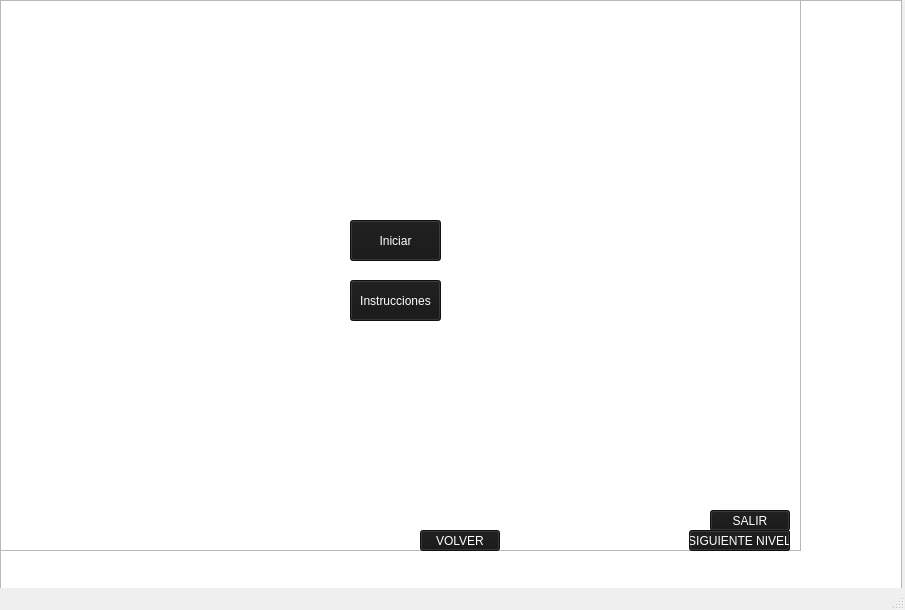
Old version of the form Save_the_world_final/nivel2.ui in the repository angeelorenaoc/Proyecto_final.
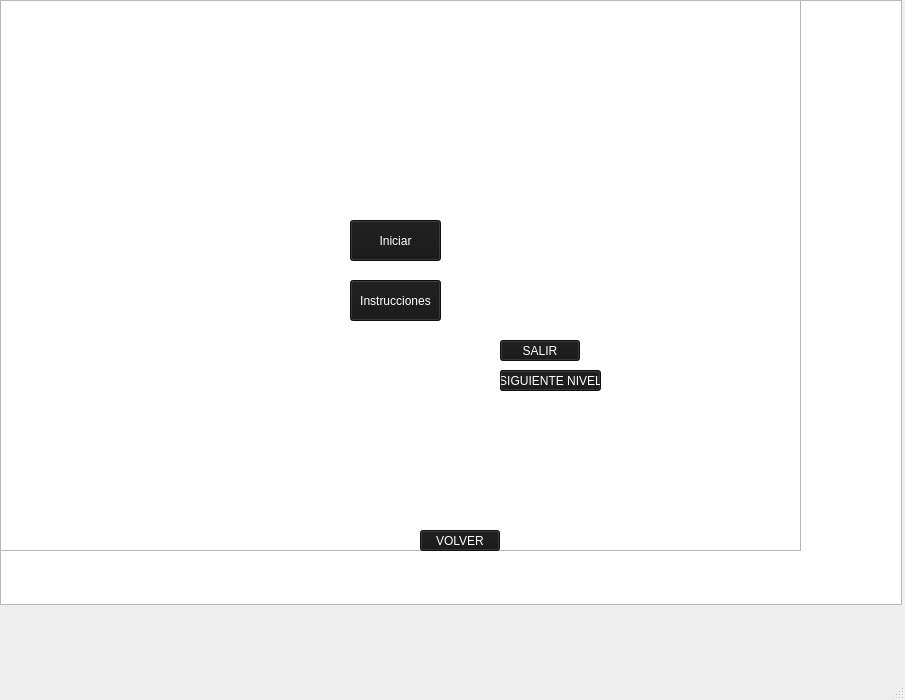
New version of the form. Icons and pictures are not drawn.

```diff
--- a/Save_the_world_final/nivel2.ui
+++ b/Save_the_world_final/nivel2.ui
@@ -7,19 +7,19 @@
     <x>0</x>
     <y>0</y>
     <width>905</width>
-    <height>610</height>
+    <height>700</height>
    </rect>
   </property>
   <property name="minimumSize">
    <size>
-    <width>800</width>
-    <height>600</height>
+    <width>490</width>
+    <height>610</height>
    </size>
   </property>
   <property name="maximumSize">
    <size>
     <width>905</width>
-    <height>610</height>
+    <height>700</height>
    </size>
   </property>
   <property name="windowTitle">
@@ -105,8 +105,8 @@
    <widget class="QPushButton" name="Salir">
     <property name="geometry">
      <rect>
-      <x>710</x>
-      <y>510</y>
+      <x>500</x>
+      <y>340</y>
       <width>80</width>
       <height>21</height>
      </rect>
@@ -122,8 +122,8 @@
    <widget class="QPushButton" name="Reiniciar">
     <property name="geometry">
      <rect>
-      <x>710</x>
-      <y>530</y>
+      <x>500</x>
+      <y>370</y>
       <width>80</width>
       <height>21</height>
      </rect>
@@ -139,8 +139,8 @@
    <widget class="QPushButton" name="Siguiente">
     <property name="geometry">
      <rect>
-      <x>689</x>
-      <y>530</y>
+      <x>500</x>
+      <y>370</y>
       <width>101</width>
       <height>21</height>
      </rect>
```
Left out of the diff: 2 changed lines with no effect on the pictures.
